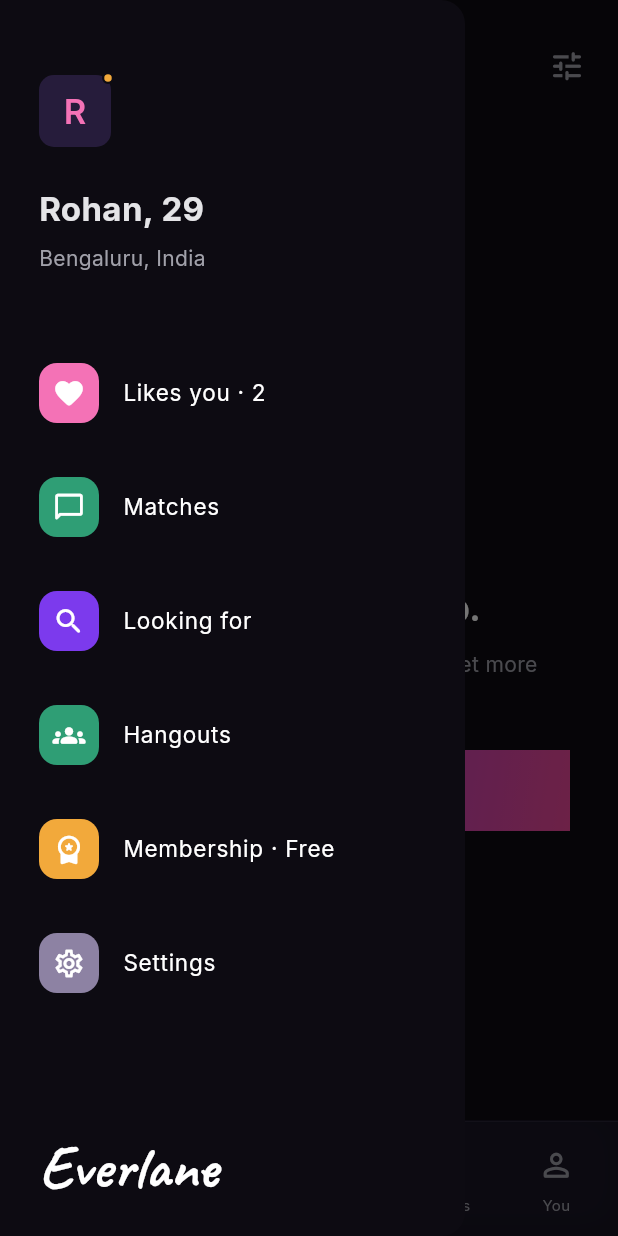
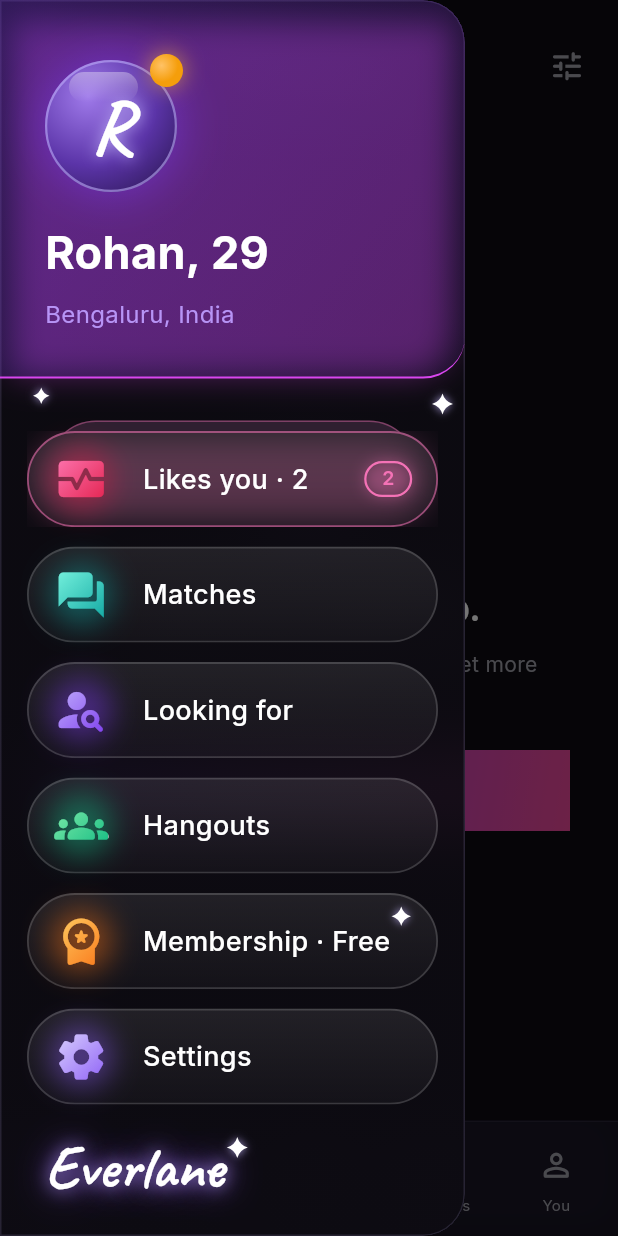
Before and after one commit to Bushra3010/DatingApp, a Flutter app: the EverlaneShell screen opened directly with empty values, after a tap on an icon or button, on a phone screen of 412 x 824 dp. Run offline on Flutter 3.47's test engine with Material 3 defaults, Android fonts, the phone set to English and light mode, and no system bars; our stand-ins replace audioplayers, flutter_map, geolocator, google_fonts, image_picker, latlong2 and 1 more; missing offline and left inert: record; accounts and stored records are empty; network calls fail.

Commit message:
Redesign the side menu as a glass panel with glowing pills
The profile drawer is now a frosted panel with an orb avatar, gradient
glow icons, sparkles and the glowing wordmark. Likes you shows a stacked
card behind the pill for each extra like, up to two.

Co-Authored-By: Claude Opus 5.5 <noreply@anthropic.com>

```diff
--- a/mobile/lib/main.dart
+++ b/mobile/lib/main.dart
@@ -8,6 +8,7 @@ import 'onboarding.dart';
 import 'hangouts.dart';
 import 'match_celebration.dart';
 import 'screens.dart';
+import 'side_menu.dart';
 import 'supabase_config.dart';
 import 'theme.dart';
 
@@ -152,22 +153,11 @@ class _EverlaneShellState extends State<EverlaneShell> {
     }
   }
 
-  Widget menuItem(
-          IconData icon, String title, Color color, VoidCallback onTap) =>
-      ListTile(
-          contentPadding:
-              const EdgeInsets.symmetric(horizontal: 26, vertical: 10),
-          leading: Container(
-              width: 40,
-              height: 40,
-              decoration: BoxDecoration(
-                  color: color, borderRadius: BorderRadius.circular(12)),
-              child: Icon(icon, color: Colors.white, size: 22)),
-          title: Text(title, style: const TextStyle(fontSize: 15)),
-          onTap: () {
+  /// Closes the side menu, then runs [onTap].
+  VoidCallback fromMenu(VoidCallback onTap) => () {
         Navigator.pop(scaffoldKey.currentContext!);
         onTap();
-          });
+      };
 
   @override
   Widget build(BuildContext context) => ListenableBuilder(
@@ -183,69 +173,43 @@ class _EverlaneShellState extends State<EverlaneShell> {
                     constraints: const BoxConstraints(maxWidth: 440),
                     child: Scaffold(
                       key: scaffoldKey,
-                      drawer: Drawer(
-                          backgroundColor: EverlaneColors.paper,
-                          width: 310,
-                          child: SafeArea(
-                              child: Column(
-                                  crossAxisAlignment: CrossAxisAlignment.start,
-                                  children: [
-                                const SizedBox(height: 24),
-                                Padding(
-                                    padding: const EdgeInsets.all(26),
-                                    child: Column(
-                                        crossAxisAlignment:
-                                            CrossAxisAlignment.start,
-                                        children: [
-                                          _Avatar(name: store.myName, size: 48),
-                                          const SizedBox(height: 24),
-                                          Text(
-                                              '${store.myName}, ${store.myAge}',
-                                              style: const TextStyle(
-                                                  fontSize: 22,
-                                                  fontWeight: FontWeight.w700)),
-                                          const SizedBox(height: 6),
-                                          Text('Bengaluru, India',
-                                              style: TextStyle(
-                                                  color: EverlaneColors.muted)),
-                                        ])),
-                                const SizedBox(height: 16),
-                                menuItem(
-                                    Icons.favorite_rounded,
+                      drawer: SideMenu(
+                          name: store.myName,
+                          age: store.myAge,
+                          location: 'Bengaluru, India',
+                          items: [
+                            SideMenuItem(
+                                Icons.monitor_heart_rounded,
                                 'Likes you · ${store.incoming.length}',
-                                    EverlaneColors.like,
-                                    () => setState(() => selected = 2)),
-                                menuItem(
-                                    Icons.chat_bubble_outline_rounded,
+                                const [Color(0xFFFF7AB6), Color(0xFFE11D48)],
+                                fromMenu(() => setState(() => selected = 2)),
+                                badge: store.incoming.length),
+                            SideMenuItem(
+                                Icons.forum_rounded,
                                 'Matches',
-                                    EverlaneColors.boost,
-                                    () => setState(() => selected = 3)),
-                                menuItem(
-                                    Icons.search_rounded,
+                                const [Color(0xFF7AF5E0), Color(0xFF0EA5A0)],
+                                fromMenu(() => setState(() => selected = 3))),
+                            SideMenuItem(
+                                Icons.person_search_rounded,
                                 'Looking for',
-                                    EverlaneColors.deep,
-                                    () => showFilters(context, store)),
-                                menuItem(
+                                const [Color(0xFFC4B5FD), Color(0xFF7C3AED)],
+                                fromMenu(() => showFilters(context, store))),
+                            SideMenuItem(
                                 Icons.groups_rounded,
                                 'Hangouts',
-                                    EverlaneColors.boost,
-                                    () => openHangouts(context, store)),
-                                menuItem(
+                                const [Color(0xFF86EFAC), Color(0xFF10B981)],
+                                fromMenu(() => openHangouts(context, store))),
+                            SideMenuItem(
                                 Icons.workspace_premium_rounded,
                                 'Membership · ${store.plan.title}',
-                                    EverlaneColors.star,
-                                    () => openMembership(context, store)),
-                                menuItem(
-                                    Icons.settings_outlined,
+                                const [Color(0xFFFFD166), Color(0xFFF97316)],
+                                fromMenu(() => openMembership(context, store))),
+                            SideMenuItem(
+                                Icons.settings_rounded,
                                 'Settings',
-                                    EverlaneColors.pass,
-                                    () => setState(() => selected = 4)),
-                                const Spacer(),
-                                Padding(
-                                    padding: const EdgeInsets.all(26),
-                                    child: Text('Everlane',
-                                        style: EverlaneFonts.logo(size: 32))),
-                              ]))),
+                                const [Color(0xFFDDD6FE), Color(0xFF8B5CF6)],
+                                fromMenu(() => setState(() => selected = 4))),
+                          ]),
                       appBar: AppBar(
                           toolbarHeight: 88,
                           automaticallyImplyLeading: false,
@@ -360,9 +324,9 @@ class _EverlaneShellState extends State<EverlaneShell> {
 }
 
 class _Avatar extends StatelessWidget {
-  const _Avatar({required this.name, this.size = 36});
+  const _Avatar({required this.name});
   final String name;
-  final double size;
+  static const size = 36.0;
   @override
   Widget build(BuildContext context) =>
       Stack(clipBehavior: Clip.none, children: [
--- /dev/null
+++ b/mobile/lib/side_menu.dart
@@ -0,0 +1,401 @@
+import 'dart:ui' show ImageFilter;
+
+import 'package:flutter/material.dart';
+import 'theme.dart';
+
+/// One row of the side menu: a glass pill with a glowing gradient icon.
+class SideMenuItem {
+  const SideMenuItem(this.icon, this.title, this.colors, this.onTap,
+      {this.badge});
+  final IconData icon;
+  final String title;
+
+  /// Top-left to bottom-right fill of the icon; the last colour is its glow.
+  final List<Color> colors;
+  final VoidCallback onTap;
+
+  /// Shown as an outlined pill on the right; the row glows when set.
+  final int? badge;
+}
+
+/// The profile side menu: a frosted panel with the member's orb, glass
+/// menu pills and the wordmark at the foot.
+class SideMenu extends StatelessWidget {
+  const SideMenu(
+      {super.key,
+      required this.name,
+      required this.age,
+      required this.location,
+      required this.items});
+  final String name;
+  final int age;
+  final String location;
+  final List<SideMenuItem> items;
+
+  static const _radius = BorderRadius.only(
+      topRight: Radius.circular(28), bottomRight: Radius.circular(28));
+
+  @override
+  Widget build(BuildContext context) => Drawer(
+      width: 310,
+      backgroundColor: Colors.transparent,
+      shape: const RoundedRectangleBorder(borderRadius: _radius),
+      child: ClipRRect(
+          borderRadius: _radius,
+          child: BackdropFilter(
+              filter: ImageFilter.blur(sigmaX: 22, sigmaY: 22),
+              child: DecoratedBox(
+                  decoration: BoxDecoration(
+                      borderRadius: _radius,
+                      gradient: LinearGradient(
+                          begin: Alignment.topCenter,
+                          end: Alignment.bottomCenter,
+                          colors: [
+                            EverlaneColors.paper.withValues(alpha: .82),
+                            EverlaneColors.paper.withValues(alpha: .9),
+                          ]),
+                      border: Border.all(
+                          color:
+                              EverlaneColors.lavender.withValues(alpha: .14))),
+                  child: Column(
+                      crossAxisAlignment: CrossAxisAlignment.stretch,
+                      children: [
+                        _Header(name: name, age: age, location: location),
+                        Expanded(
+                            child: Stack(children: [
+                          ListView(
+                              padding:
+                                  const EdgeInsets.fromLTRB(18, 28, 18, 12),
+                              children: [
+                                for (final item in items)
+                                  Padding(
+                                      padding: const EdgeInsets.only(bottom: 13),
+                                      child: _Stacked(
+                                          layers: (item.badge ?? 0) - 1,
+                                          child: _Pill(item: item))),
+                              ]),
+                          const Positioned(
+                              left: 22, top: 6, child: _Sparkle(size: 11)),
+                          const Positioned(
+                              right: 8, top: 10, child: _Sparkle(size: 14)),
+                          const Positioned(
+                              right: 36, top: 352, child: _Sparkle(size: 13)),
+                        ])),
+                        _Footer(),
+                      ])))));
+}
+
+class _Header extends StatelessWidget {
+  const _Header(
+      {required this.name, required this.age, required this.location});
+  final String name;
+  final int age;
+  final String location;
+
+  @override
+  Widget build(BuildContext context) => Container(
+      padding: EdgeInsets.fromLTRB(
+          30, MediaQuery.paddingOf(context).top + 40, 24, 30),
+      decoration: BoxDecoration(
+          borderRadius:
+              const BorderRadius.only(bottomRight: Radius.circular(28)),
+          gradient: LinearGradient(
+              begin: Alignment.topLeft,
+              end: Alignment.bottomRight,
+              colors: [
+                EverlaneColors.deep.withValues(alpha: .32),
+                EverlaneColors.deep.withValues(alpha: .08),
+              ]),
+          // The glowing pink rule under the header.
+          border: const Border(
+              bottom: BorderSide(color: Color(0xFFD946EF), width: 1.4)),
+          boxShadow: [
+            BoxShadow(
+                color: const Color(0xFFD946EF).withValues(alpha: .35),
+                blurRadius: 18,
+                offset: const Offset(0, 6),
+                spreadRadius: -8),
+          ]),
+      child: Column(crossAxisAlignment: CrossAxisAlignment.start, children: [
+        _Orb(letter: name.isEmpty ? 'E' : name[0].toUpperCase()),
+        const SizedBox(height: 18),
+        Text('$name, $age',
+            style: EverlaneFonts.inter(size: 30, weight: FontWeight.w700)),
+        const SizedBox(height: 6),
+        Text(location,
+            style: EverlaneFonts.inter(
+                size: 16, color: const Color(0xFFB794F6))),
+      ]));
+}
+
+/// The member's initial in a glass sphere, with the amber "online" dot.
+class _Orb extends StatelessWidget {
+  const _Orb({required this.letter});
+  final String letter;
+
+  @override
+  Widget build(BuildContext context) =>
+      Stack(clipBehavior: Clip.none, children: [
+        Container(
+            width: 88,
+            height: 88,
+            alignment: Alignment.center,
+            decoration: BoxDecoration(
+                shape: BoxShape.circle,
+                gradient: const RadialGradient(
+                    center: Alignment(-.35, -.45),
+                    radius: .95,
+                    colors: [
+                      Color(0xFF9F7AEA),
+                      Color(0xFF5B34A8),
+                      Color(0xFF2A1650)
+                    ],
+                    stops: [0, .55, 1]),
+                border: Border.all(
+                    color: EverlaneColors.lavender.withValues(alpha: .55),
+                    width: 1.5),
+                boxShadow: [
+                  BoxShadow(
+                      color: EverlaneColors.deep.withValues(alpha: .6),
+                      blurRadius: 26,
+                      spreadRadius: 1),
+                ]),
+            child: Text(letter,
+                style: EverlaneFonts.logo(size: 40, color: Colors.white)
+                    .copyWith(shadows: [
+                  Shadow(
+                      color: EverlaneColors.lavender.withValues(alpha: .9),
+                      blurRadius: 12)
+                ]))),
+        // Glass highlight across the top of the sphere.
+        Positioned(
+            left: 16,
+            top: 8,
+            child: Container(
+                width: 46,
+                height: 20,
+                decoration: BoxDecoration(
+                    borderRadius: BorderRadius.circular(20),
+                    gradient: LinearGradient(
+                        begin: Alignment.topCenter,
+                        end: Alignment.bottomCenter,
+                        colors: [
+                          Colors.white.withValues(alpha: .35),
+                          Colors.white.withValues(alpha: 0)
+                        ])))),
+        Positioned(
+            right: -4,
+            top: -4,
+            child: Container(
+                width: 22,
+                height: 22,
+                decoration: BoxDecoration(
+                    shape: BoxShape.circle,
+                    gradient: const RadialGradient(
+                        center: Alignment(-.3, -.3),
+                        colors: [Color(0xFFFFC266), Color(0xFFF59E0B)]),
+                    boxShadow: [
+                      BoxShadow(
+                          color: EverlaneColors.star.withValues(alpha: .7),
+                          blurRadius: 12)
+                    ]))),
+      ]);
+}
+
+/// One card edge peeks out above the pill for each extra like (up to two),
+/// so a pile of likes reads as a stack.
+class _Stacked extends StatelessWidget {
+  const _Stacked({required this.layers, required this.child});
+  final int layers;
+  final Widget child;
+
+  @override
+  Widget build(BuildContext context) {
+    final count = layers.clamp(0, 2);
+    if (count == 0) return child;
+    Widget card(int depth) => Positioned(
+        key: ValueKey('stack-card-$depth'),
+        left: 14.0 * depth,
+        right: 14.0 * depth,
+        top: -7.0 * depth,
+        height: 64,
+        child: DecoratedBox(
+            decoration: BoxDecoration(
+                borderRadius: BorderRadius.circular(32),
+                color: Color.alphaBlend(
+                    EverlaneColors.like.withValues(alpha: .10 / depth),
+                    EverlaneColors.card),
+                border: Border.all(
+                    color: EverlaneColors.like.withValues(alpha: .4 / depth)))));
+    return Padding(
+        padding: EdgeInsets.only(top: 7.0 * count),
+        child: Stack(clipBehavior: Clip.none, children: [
+          for (var depth = count; depth >= 1; depth--) card(depth),
+          // Solid backing so the cards behind don't show through the glass.
+          Positioned.fill(
+              child: DecoratedBox(
+                  decoration: BoxDecoration(
+                      borderRadius: BorderRadius.circular(32),
+                      color: EverlaneColors.paper))),
+          child,
+        ]));
+  }
+}
+
+class _Pill extends StatelessWidget {
+  const _Pill({required this.item});
+  final SideMenuItem item;
+
+  @override
+  Widget build(BuildContext context) {
+    final highlighted = item.badge != null;
+    return Material(
+        color: Colors.transparent,
+        child: InkWell(
+            borderRadius: BorderRadius.circular(32),
+            onTap: item.onTap,
+            child: Ink(
+                height: 64,
+                decoration: BoxDecoration(
+                    borderRadius: BorderRadius.circular(32),
+                    gradient: LinearGradient(
+                        begin: Alignment.topCenter,
+                        end: Alignment.bottomCenter,
+                        colors: [
+                          EverlaneColors.plum.withValues(alpha: .09),
+                          EverlaneColors.plum.withValues(alpha: .03),
+                        ]),
+                    border: Border.all(
+                        color: highlighted
+                            ? EverlaneColors.like.withValues(alpha: .55)
+                            : EverlaneColors.plum.withValues(alpha: .16),
+                        width: 1.2),
+                    boxShadow: highlighted
+                        ? [
+                            BoxShadow(
+                                color:
+                                    EverlaneColors.like.withValues(alpha: .28),
+                                blurRadius: 18,
+                                spreadRadius: -4)
+                          ]
+                        : null),
+                padding: const EdgeInsets.only(left: 12, right: 16),
+                child: Row(children: [
+                  _GlowIcon(icon: item.icon, colors: item.colors),
+                  const SizedBox(width: 18),
+                  Expanded(
+                      child: Text(item.title,
+                          overflow: TextOverflow.ellipsis,
+                          style: EverlaneFonts.inter(
+                              size: 18, weight: FontWeight.w500))),
+                  if (highlighted)
+                    Container(
+                        constraints: const BoxConstraints(minWidth: 32),
+                        height: 24,
+                        padding: const EdgeInsets.symmetric(horizontal: 8),
+                        alignment: Alignment.center,
+                        decoration: BoxDecoration(
+                            borderRadius: BorderRadius.circular(12),
+                            border: Border.all(
+                                color: EverlaneColors.like, width: 1.5),
+                            boxShadow: [
+                              BoxShadow(
+                                  color: EverlaneColors.like
+                                      .withValues(alpha: .35),
+                                  blurRadius: 8)
+                            ]),
+                        child: Text('${item.badge}',
+                            style: EverlaneFonts.inter(
+                                size: 13,
+                                weight: FontWeight.w600,
+                                color: EverlaneColors.like))),
+                ]))));
+  }
+}
+
+/// An icon filled with a gradient and lit from behind by its own colour.
+class _GlowIcon extends StatelessWidget {
+  const _GlowIcon({required this.icon, required this.colors});
+  final IconData icon;
+  final List<Color> colors;
+
+  @override
+  Widget build(BuildContext context) => Container(
+      width: 46,
+      height: 46,
+      alignment: Alignment.center,
+      decoration: BoxDecoration(shape: BoxShape.circle, boxShadow: [
+        BoxShadow(
+            color: colors.last.withValues(alpha: .45),
+            blurRadius: 16,
+            spreadRadius: -2)
+      ]),
+      child: ShaderMask(
+          blendMode: BlendMode.srcIn,
+          shaderCallback: (bounds) => LinearGradient(
+                  begin: Alignment.topLeft,
+                  end: Alignment.bottomRight,
+                  colors: colors)
+              .createShader(bounds),
+          child: Icon(icon, size: 36)));
+}
+
+class _Footer extends StatelessWidget {
+  @override
+  Widget build(BuildContext context) => Padding(
+      padding: EdgeInsets.fromLTRB(
+          30, 12, 24, MediaQuery.paddingOf(context).bottom + 26),
+      child: Row(crossAxisAlignment: CrossAxisAlignment.start, children: [
+        Flexible(
+            child: Text('Everlane',
+                maxLines: 1,
+                overflow: TextOverflow.fade,
+                softWrap: false,
+                style: EverlaneFonts.logo(size: 32).copyWith(shadows: [
+              Shadow(
+                  color: EverlaneColors.lavender.withValues(alpha: .8),
+                  blurRadius: 14),
+              Shadow(
+                  color: EverlaneColors.deep.withValues(alpha: .9),
+                  blurRadius: 28),
+            ]))),
+        const Padding(
+            padding: EdgeInsets.only(left: 2), child: _Sparkle(size: 14)),
+      ]));
+}
+
+/// A four-pointed twinkle.
+class _Sparkle extends StatelessWidget {
+  const _Sparkle({required this.size});
+  final double size;
+
+  @override
+  Widget build(BuildContext context) =>
+      CustomPaint(size: Size.square(size), painter: _SparklePainter());
+}
+
+class _SparklePainter extends CustomPainter {
+  @override
+  void paint(Canvas canvas, Size size) {
+    final c = size.center(Offset.zero);
+    final r = size.width / 2;
+    final w = r * .22;
+    final star = Path()
+      ..moveTo(c.dx, c.dy - r)
+      ..quadraticBezierTo(c.dx + w, c.dy - w, c.dx + r, c.dy)
+      ..quadraticBezierTo(c.dx + w, c.dy + w, c.dx, c.dy + r)
+      ..quadraticBezierTo(c.dx - w, c.dy + w, c.dx - r, c.dy)
+      ..quadraticBezierTo(c.dx - w, c.dy - w, c.dx, c.dy - r)
+      ..close();
+    canvas
+      ..drawPath(
+          star,
+          Paint()
+            ..color = EverlaneColors.lavender.withValues(alpha: .8)
+            ..maskFilter = const MaskFilter.blur(BlurStyle.normal, 3))
+      ..drawPath(star, Paint()..color = Colors.white);
+  }
+
+  @override
+  bool shouldRepaint(_SparklePainter oldDelegate) => false;
+}
```
Also changed, not shown: 1 other file. Lines whose indentation alone changed are shown as unchanged.
